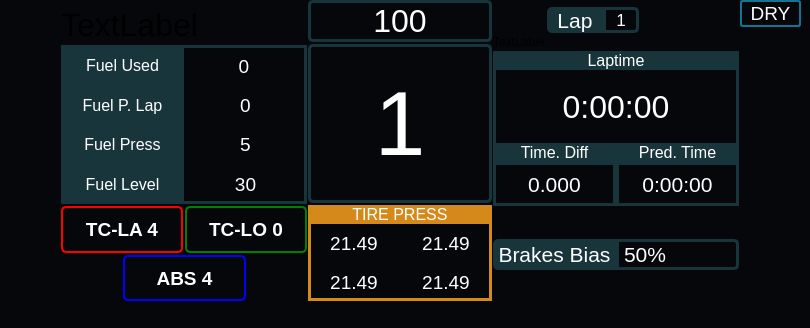
Qt form porschedashboard.ui (ArmenG888/DashBoard) before a commit.
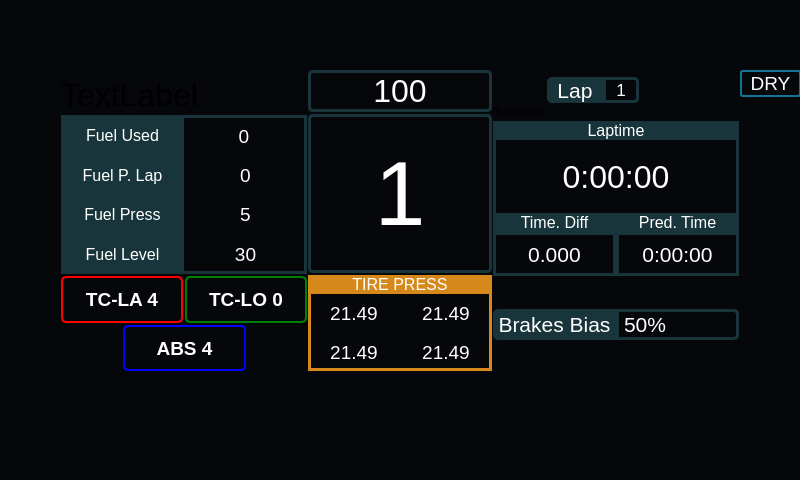
The same form after that commit.

Diff of the .ui file:
```diff
--- a/porschedashboard.ui
+++ b/porschedashboard.ui
@@ -6,8 +6,8 @@
    <rect>
     <x>0</x>
     <y>0</y>
-    <width>810</width>
-    <height>328</height>
+    <width>800</width>
+    <height>480</height>
    </rect>
   </property>
   <property name="windowTitle">
@@ -22,7 +22,7 @@
     <property name="geometry">
      <rect>
       <x>0</x>
-      <y>0</y>
+      <y>70</y>
       <width>801</width>
       <height>301</height>
      </rect>
```
